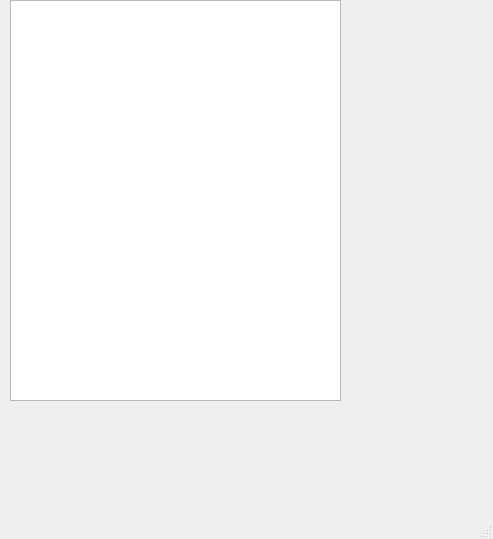
This is gui/us01/form_us01.ui in rogers228/ispc_maintain as Qt 5 draws it before an edit. The edited form follows.
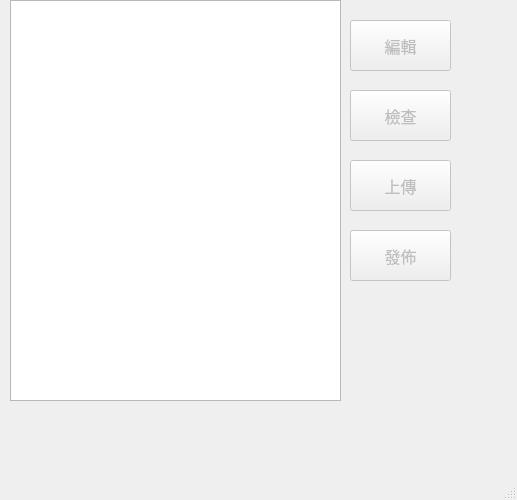
This is the edited form.

Diff of the .ui file:
```diff
--- a/gui/us01/form_us01.ui
+++ b/gui/us01/form_us01.ui
@@ -6,8 +6,8 @@
    <rect>
     <x>0</x>
     <y>0</y>
-    <width>493</width>
-    <height>539</height>
+    <width>517</width>
+    <height>500</height>
    </rect>
   </property>
   <property name="windowTitle">
@@ -33,6 +33,106 @@
      <set>QAbstractItemView::NoEditTriggers</set>
     </property>
    </widget>
+   <widget class="QPushButton" name="pd_edit">
+    <property name="enabled">
+     <bool>false</bool>
+    </property>
+    <property name="geometry">
+     <rect>
+      <x>350</x>
+      <y>20</y>
+      <width>101</width>
+      <height>51</height>
+     </rect>
+    </property>
+    <property name="font">
+     <font>
+      <family>新細明體</family>
+      <pointsize>12</pointsize>
+     </font>
+    </property>
+    <property name="toolTip">
+     <string>以編輯器開啟</string>
+    </property>
+    <property name="text">
+     <string>編輯</string>
+    </property>
+   </widget>
+   <widget class="QPushButton" name="pd_check">
+    <property name="enabled">
+     <bool>false</bool>
+    </property>
+    <property name="geometry">
+     <rect>
+      <x>350</x>
+      <y>90</y>
+      <width>101</width>
+      <height>51</height>
+     </rect>
+    </property>
+    <property name="font">
+     <font>
+      <family>新細明體</family>
+      <pointsize>12</pointsize>
+     </font>
+    </property>
+    <property name="toolTip">
+     <string>檢查資料</string>
+    </property>
+    <property name="text">
+     <string>檢查</string>
+    </property>
+   </widget>
+   <widget class="QPushButton" name="pd_upload">
+    <property name="enabled">
+     <bool>false</bool>
+    </property>
+    <property name="geometry">
+     <rect>
+      <x>350</x>
+      <y>160</y>
+      <width>101</width>
+      <height>51</height>
+     </rect>
+    </property>
+    <property name="font">
+     <font>
+      <family>新細明體</family>
+      <pointsize>12</pointsize>
+     </font>
+    </property>
+    <property name="toolTip">
+     <string>上傳預覽版</string>
+    </property>
+    <property name="text">
+     <string>上傳</string>
+    </property>
+   </widget>
+   <widget class="QPushButton" name="pd_release">
+    <property name="enabled">
+     <bool>false</bool>
+    </property>
+    <property name="geometry">
+     <rect>
+      <x>350</x>
+      <y>230</y>
+      <width>101</width>
+      <height>51</height>
+     </rect>
+    </property>
+    <property name="font">
+     <font>
+      <family>新細明體</family>
+      <pointsize>12</pointsize>
+     </font>
+    </property>
+    <property name="toolTip">
+     <string>正式發佈</string>
+    </property>
+    <property name="text">
+     <string>發佈</string>
+    </property>
+   </widget>
   </widget>
   <widget class="QMenuBar" name="menubar">
    <property name="geometry">
```
Left out of the diff: 2 changed lines with no effect on the pictures.
